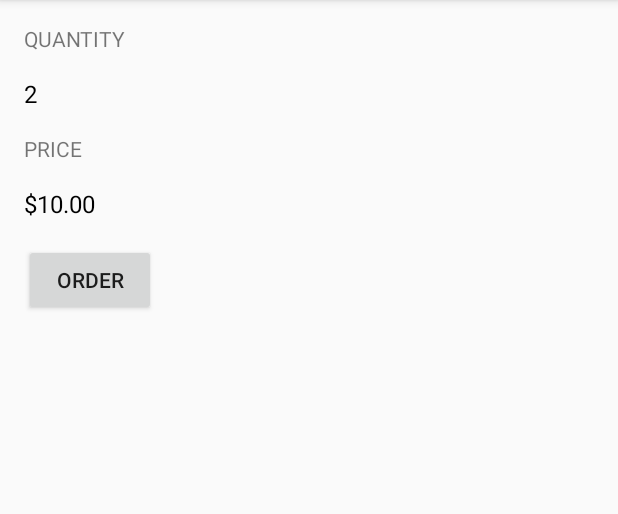
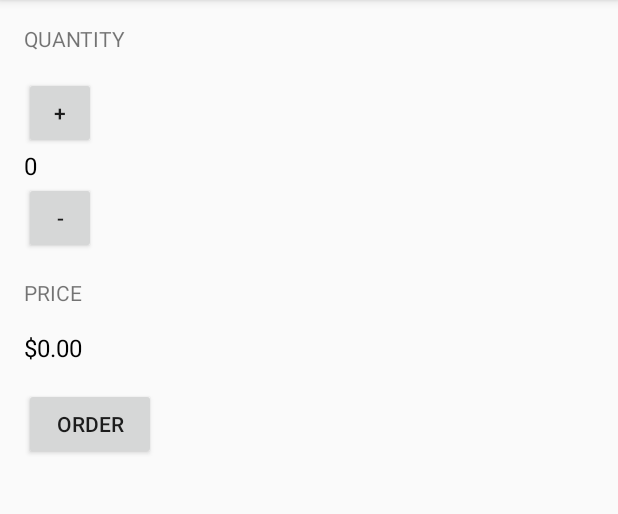
Before and after one commit to JPLLopes/JustJavaApp, an Android app: the screen it shows after launch (MainActivity), after a tap on "ORDER", on a phone screen of 412 x 824 dp, the part 84-598 px from its top. Run offline under Robolectric (Android 15) with nearby library versions, the phone set to English and light mode, and no system bars.

Commit message:
Added functionality to quantity picker increment and decrement buttons as well as the order button to display the correct price of the order

```diff
--- a/app/src/main/java/projetos/joao/justjava/MainActivity.java
+++ b/app/src/main/java/projetos/joao/justjava/MainActivity.java
@@ -12,6 +12,8 @@ import java.text.NumberFormat;
  */
 public class MainActivity extends AppCompatActivity {
 
+    int quantity = 0;
+
     @Override
     protected void onCreate(Bundle savedInstanceState) {
         super.onCreate(savedInstanceState);
@@ -22,15 +24,13 @@ public class MainActivity extends AppCompatActivity {
      * This method is called when the order button is clicked.
      */
     public void submitOrder(View view) {
-        int numberOfCoffees = 2;
-        display(numberOfCoffees);
-        displayPrice(numberOfCoffees * 5);
+        displayPrice(quantity * 5);
     }
 
     /**
      * This method displays the given quantity value on the screen.
      */
-    private void display(int number) {
+    private void displayQuantity(int number) {
         TextView quantityTextView = (TextView) findViewById(R.id.quantity_text_view);
         quantityTextView.setText("" + number);
     }
@@ -42,4 +42,14 @@ public class MainActivity extends AppCompatActivity {
         TextView priceTextView = (TextView) findViewById(R.id.price_text_view);
         priceTextView.setText(NumberFormat.getCurrencyInstance().format(number));
     }
+
+    public void increment(View view){
+        quantity++;
+        displayQuantity(quantity);
+    }
+
+    public void decrement(View view){
+        quantity--;
+        displayQuantity(quantity);
+    }
 }
--- a/app/src/main/res/layout/activity_main.xml
+++ b/app/src/main/res/layout/activity_main.xml
@@ -15,6 +15,13 @@
         android:text="@string/quantity_text_view_header"
         android:textAllCaps="true" />
 
+    <Button
+        android:layout_width="48dp"
+        android:layout_height="48dp"
+        android:layout_marginStart="16dp"
+        android:onClick="increment"
+        android:text="@string/plus_button_text"/>
+
     <TextView
         android:id="@+id/quantity_text_view"
         android:layout_width="wrap_content"
@@ -23,6 +30,13 @@
         android:text="0"
         android:textColor="#000000"
         android:textSize="16sp" />
+
+    <Button
+        android:layout_width="48dp"
+        android:layout_height="48dp"
+        android:layout_marginStart="16dp"
+        android:onClick="decrement"
+        android:text="@string/minus_button_text"/>
 
     <TextView
         android:layout_width="wrap_content"
@@ -49,5 +63,6 @@
         android:layout_marginStart="16dp"
         android:layout_marginTop="16dp"
         android:onClick="submitOrder"
-        android:text="@string/order_button_text"/>
+        android:text="@string/order_button_text"
+        android:textAllCaps="true"/>
 </LinearLayout>
--- a/app/src/main/res/values/strings.xml
+++ b/app/src/main/res/values/strings.xml
@@ -4,4 +4,6 @@
     <string name="order_button_text">Order</string>
     <string name="price_text_view_header">Price</string>
     <string name="initial_price_value">0</string>
+    <string name="minus_button_text">-</string>
+    <string name="plus_button_text">+</string>
 </resources>
```
